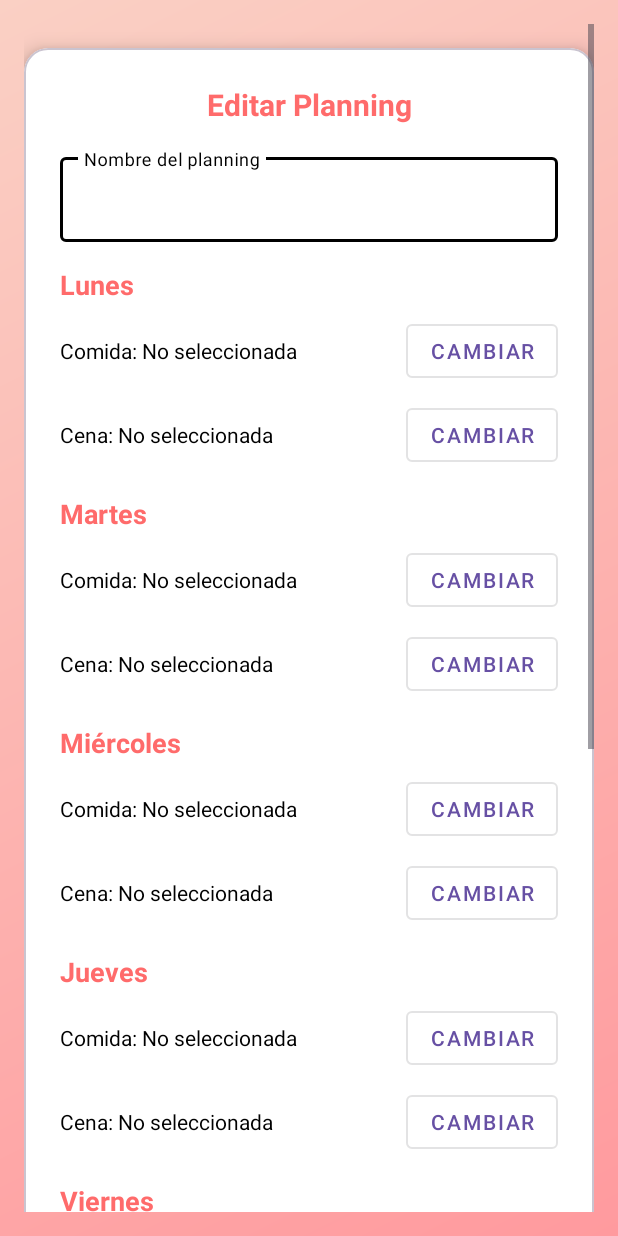
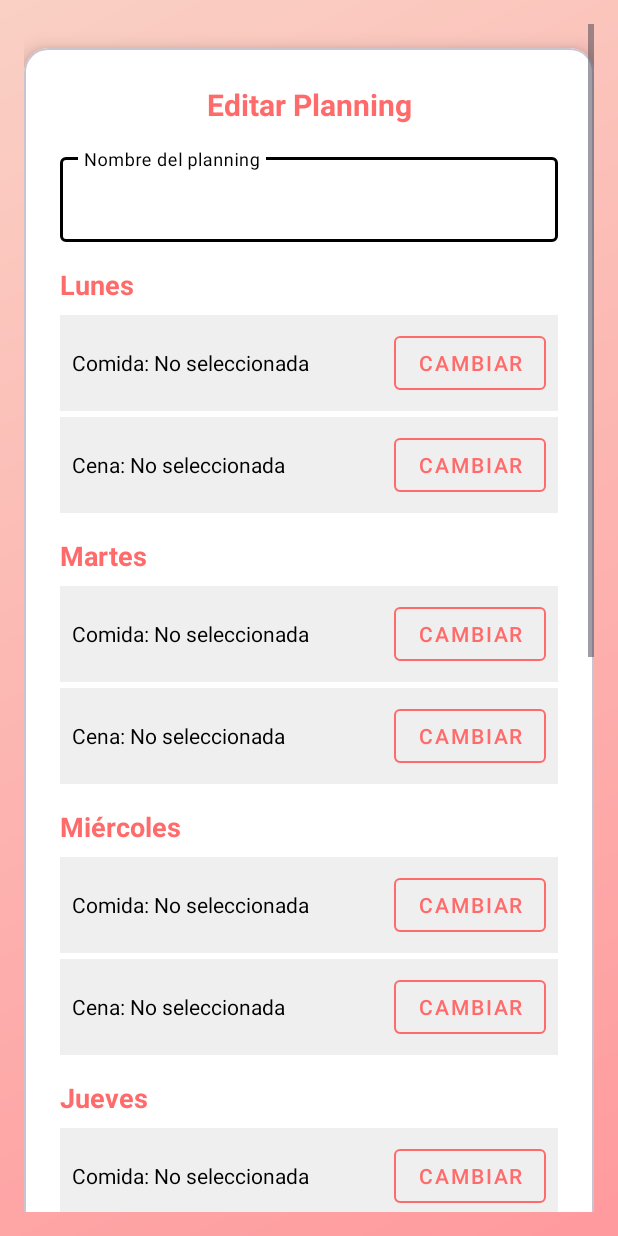
Before and after one commit to Hexodiax/FoodFlowTFG, an Android app: the EditPlanningActivity screen opened directly, with no data from a screen before it, on a phone screen of 412 x 824 dp. Run offline under Robolectric (Android 15) with nearby library versions, the phone set to English and light mode, and no system bars; our stand-ins replace Firebase (no records; nobody signed in at launch, a user with empty details on screens opened directly).

Commit message:
+ Your recipes editado el menú para que se vea con mejor color + el xml de planing arreglado pra tener el mismo estilo y los botones de cambiar funcionando, todo perfect

```diff
--- a/app/src/main/java/com/example/foodflowtfg/YourRecipesFragment.java
+++ b/app/src/main/java/com/example/foodflowtfg/YourRecipesFragment.java
@@ -1,14 +1,18 @@
 package com.example.foodflowtfg;
 
 import android.content.Intent;
+import android.graphics.Typeface;
 import android.os.Bundle;
 import android.util.Log;
 import android.view.LayoutInflater;
 import android.view.View;
 import android.view.ViewGroup;
 import android.widget.GridView;
+import android.widget.TextView;
 import android.widget.Toast;
 
+import androidx.appcompat.app.AlertDialog;
+import androidx.core.content.ContextCompat;
 import androidx.fragment.app.Fragment;
 
 import com.google.android.material.floatingactionbutton.FloatingActionButton;
@@ -94,17 +98,24 @@ public class YourRecipesFragment extends Fragment {
     private void mostrarMenuOpciones(int position) {
         CharSequence[] options = {"Editar Receta", "Eliminar Receta", "Cancelar"};
 
-        new androidx.appcompat.app.AlertDialog.Builder(requireContext())
-                .setTitle("Opciones")
+        TextView customTitle = new TextView(requireContext());
+        customTitle.setText("Opciones");
+        customTitle.setPadding(50, 40, 50, 40);
+        customTitle.setTextSize(22);
+        customTitle.setTypeface(null, Typeface.BOLD);
+        customTitle.setTextColor(ContextCompat.getColor(requireContext(), R.color.primary_color));
+
+        new AlertDialog.Builder(requireContext())
+                .setCustomTitle(customTitle)
                 .setItems(options, (dialog, which) -> {
                     switch (which) {
-                        case 0: // Editar
+                        case 0:
                             editarReceta(position);
                             break;
-                        case 1: // Eliminar
+                        case 1:
                             confirmarEliminacion(position);
                             break;
-                        case 2: // Cancelar
+                        case 2:
                             dialog.dismiss();
                             break;
                     }
--- a/app/src/main/res/layout/activity_edit_planning.xml
+++ b/app/src/main/res/layout/activity_edit_planning.xml
@@ -73,7 +73,9 @@
                         android:layout_width="match_parent"
                         android:layout_height="wrap_content"
                         android:orientation="horizontal"
-                        android:layout_marginTop="8dp">
+                        android:layout_marginTop="8dp"
+                        android:background="#EFEFEF"
+                        android:padding="8dp">
 
                         <TextView
                             android:id="@+id/comida_Lunes"
@@ -88,14 +90,18 @@
                             android:layout_width="wrap_content"
                             android:layout_height="wrap_content"
                             android:text="Cambiar"
-                            style="@style/Widget.MaterialComponents.Button.OutlinedButton"/>
+                            style="@style/Widget.MaterialComponents.Button.OutlinedButton"
+                            app:strokeColor="@color/primary_color"
+                            android:textColor="@color/primary_color"/>
                     </LinearLayout>
 
                     <LinearLayout
                         android:layout_width="match_parent"
                         android:layout_height="wrap_content"
                         android:orientation="horizontal"
-                        android:layout_marginTop="8dp">
+                        android:layout_marginTop="4dp"
+                        android:background="#EFEFEF"
+                        android:padding="8dp">
 
                         <TextView
                             android:id="@+id/cena_Lunes"
@@ -110,7 +116,9 @@
                             android:layout_width="wrap_content"
                             android:layout_height="wrap_content"
                             android:text="Cambiar"
-                            style="@style/Widget.MaterialComponents.Button.OutlinedButton"/>
+                            style="@style/Widget.MaterialComponents.Button.OutlinedButton"
+                            app:strokeColor="@color/primary_color"
+                            android:textColor="@color/primary_color"/>
                     </LinearLayout>
                 </LinearLayout>
 
@@ -133,7 +141,9 @@
                         android:layout_width="match_parent"
                         android:layout_height="wrap_content"
                         android:orientation="horizontal"
-                        android:layout_marginTop="8dp">
+                        android:layout_marginTop="8dp"
+                        android:background="#EFEFEF"
+                        android:padding="8dp">
 
                         <TextView
                             android:id="@+id/comida_Martes"
@@ -148,14 +158,18 @@
                             android:layout_width="wrap_content"
                             android:layout_height="wrap_content"
                             android:text="Cambiar"
-                            style="@style/Widget.MaterialComponents.Button.OutlinedButton"/>
+                            style="@style/Widget.MaterialComponents.Button.OutlinedButton"
+                            app:strokeColor="@color/primary_color"
+                            android:textColor="@color/primary_color"/>
                     </LinearLayout>
 
                     <LinearLayout
                         android:layout_width="match_parent"
                         android:layout_height="wrap_content"
                         android:orientation="horizontal"
-                        android:layout_marginTop="8dp">
+                        android:layout_marginTop="4dp"
+                        android:background="#EFEFEF"
+                        android:padding="8dp">
 
                         <TextView
                             android:id="@+id/cena_Martes"
@@ -170,7 +184,9 @@
                             android:layout_width="wrap_content"
                             android:layout_height="wrap_content"
                             android:text="Cambiar"
-                            style="@style/Widget.MaterialComponents.Button.OutlinedButton"/>
+                            style="@style/Widget.MaterialComponents.Button.OutlinedButton"
+                            app:strokeColor="@color/primary_color"
+                            android:textColor="@color/primary_color"/>
                     </LinearLayout>
                 </LinearLayout>
 
@@ -193,7 +209,9 @@
                         android:layout_width="match_parent"
                         android:layout_height="wrap_content"
                         android:orientation="horizontal"
-                        android:layout_marginTop="8dp">
+                        android:layout_marginTop="8dp"
+                        android:background="#EFEFEF"
+                        android:padding="8dp">
 
                         <TextView
                             android:id="@+id/comida_Miercoles"
@@ -208,14 +226,18 @@
                             android:layout_width="wrap_content"
                             android:layout_height="wrap_content"
                             android:text="Cambiar"
-                            style="@style/Widget.MaterialComponents.Button.OutlinedButton"/>
+                            style="@style/Widget.MaterialComponents.Button.OutlinedButton"
+                            app:strokeColor="@color/primary_color"
+                            android:textColor="@color/primary_color"/>
                     </LinearLayout>
 
                     <LinearLayout
                         android:layout_width="match_parent"
                         android:layout_height="wrap_content"
                         android:orientation="horizontal"
-                        android:layout_marginTop="8dp">
+                        android:layout_marginTop="4dp"
+                        android:background="#EFEFEF"
+                        android:padding="8dp">
 
                         <TextView
                             android:id="@+id/cena_Miercoles"
@@ -230,7 +252,9 @@
                             android:layout_width="wrap_content"
                             android:layout_height="wrap_content"
                             android:text="Cambiar"
-                            style="@style/Widget.MaterialComponents.Button.OutlinedButton"/>
+                            style="@style/Widget.MaterialComponents.Button.OutlinedButton"
+                            app:strokeColor="@color/primary_color"
+                            android:textColor="@color/primary_color"/>
                     </LinearLayout>
                 </LinearLayout>
 
@@ -253,7 +277,9 @@
                         android:layout_width="match_parent"
                         android:layout_height="wrap_content"
                         android:orientation="horizontal"
-                        android:layout_marginTop="8dp">
+                        android:layout_marginTop="8dp"
+                        android:background="#EFEFEF"
+                        android:padding="8dp">
 
                         <TextView
                             android:id="@+id/comida_Jueves"
@@ -268,14 +294,18 @@
                             android:layout_width="wrap_content"
                             android:layout_height="wrap_content"
                             android:text="Cambiar"
-                            style="@style/Widget.MaterialComponents.Button.OutlinedButton"/>
+                            style="@style/Widget.MaterialComponents.Button.OutlinedButton"
+                            app:strokeColor="@color/primary_color"
+                            android:textColor="@color/primary_color"/>
                     </LinearLayout>
 
                     <LinearLayout
                         android:layout_width="match_parent"
                         android:layout_height="wrap_content"
                         android:orientation="horizontal"
-                        android:layout_marginTop="8dp">
+                        android:layout_marginTop="4dp"
+                        android:background="#EFEFEF"
+                        android:padding="8dp">
 
                         <TextView
                             android:id="@+id/cena_Jueves"
@@ -290,7 +320,9 @@
                             android:layout_width="wrap_content"
                             android:layout_height="wrap_content"
                             android:text="Cambiar"
-                            style="@style/Widget.MaterialComponents.Button.OutlinedButton"/>
+                            style="@style/Widget.MaterialComponents.Button.OutlinedButton"
+                            app:strokeColor="@color/primary_color"
+                            android:textColor="@color/primary_color"/>
                     </LinearLayout>
                 </LinearLayout>
 
@@ -313,7 +345,9 @@
                         android:layout_width="match_parent"
                         android:layout_height="wrap_content"
                         android:orientation="horizontal"
-                        android:layout_marginTop="8dp">
+                        android:layout_marginTop="8dp"
+                        android:background="#EFEFEF"
+                        android:padding="8dp">
 
                         <TextView
                             android:id="@+id/comida_Viernes"
@@ -328,14 +362,18 @@
                             android:layout_width="wrap_content"
                             android:layout_height="wrap_content"
                             android:text="Cambiar"
-                            style="@style/Widget.MaterialComponents.Button.OutlinedButton"/>
+                            style="@style/Widget.MaterialComponents.Button.OutlinedButton"
+                            app:strokeColor="@color/primary_color"
+                            android:textColor="@color/primary_color"/>
                     </LinearLayout>
 
                     <LinearLayout
                         android:layout_width="match_parent"
                         android:layout_height="wrap_content"
                         android:orientation="horizontal"
-                        android:layout_marginTop="8dp">
+                        android:layout_marginTop="4dp"
+                        android:background="#EFEFEF"
+                        android:padding="8dp">
 
                         <TextView
                             android:id="@+id/cena_Viernes"
@@ -350,7 +388,9 @@
                             android:layout_width="wrap_content"
                             android:layout_height="wrap_content"
                             android:text="Cambiar"
-                            style="@style/Widget.MaterialComponents.Button.OutlinedButton"/>
+                            style="@style/Widget.MaterialComponents.Button.OutlinedButton"
+                            app:strokeColor="@color/primary_color"
+                            android:textColor="@color/primary_color"/>
                     </LinearLayout>
                 </LinearLayout>
 
@@ -373,7 +413,9 @@
                         android:layout_width="match_parent"
                         android:layout_height="wrap_content"
                         android:orientation="horizontal"
-                        android:layout_marginTop="8dp">
+                        android:layout_marginTop="8dp"
+                        android:background="#EFEFEF"
+                        android:padding="8dp">
 
                         <TextView
                             android:id="@+id/comida_Sabado"
@@ -388,14 +430,18 @@
                             android:layout_width="wrap_content"
                             android:layout_height="wrap_content"
                             android:text="Cambiar"
-                            style="@style/Widget.MaterialComponents.Button.OutlinedButton"/>
+                            style="@style/Widget.MaterialComponents.Button.OutlinedButton"
+                            app:strokeColor="@color/primary_color"
+                            android:textColor="@color/primary_color"/>
                     </LinearLayout>
 
                     <LinearLayout
                         android:layout_width="match_parent"
                         android:layout_height="wrap_content"
                         android:orientation="horizontal"
-                        android:layout_marginTop="8dp">
+                        android:layout_marginTop="4dp"
+                        android:background="#EFEFEF"
+                        android:padding="8dp">
 
                         <TextView
                             android:id="@+id/cena_Sabado"
@@ -410,7 +456,9 @@
                             android:layout_width="wrap_content"
                             android:layout_height="wrap_content"
                             android:text="Cambiar"
-                            style="@style/Widget.MaterialComponents.Button.OutlinedButton"/>
+                            style="@style/Widget.MaterialComponents.Button.OutlinedButton"
+                            app:strokeColor="@color/primary_color"
+                            android:textColor="@color/primary_color"/>
                     </LinearLayout>
                 </LinearLayout>
 
@@ -433,7 +481,9 @@
                         android:layout_width="match_parent"
                         android:layout_height="wrap_content"
                         android:orientation="horizontal"
-                        android:layout_marginTop="8dp">
+                        android:layout_marginTop="8dp"
+                        android:background="#EFEFEF"
+                        android:padding="8dp">
 
                         <TextView
                             android:id="@+id/comida_Domingo"
@@ -448,14 +498,18 @@
                             android:layout_width="wrap_content"
                             android:layout_height="wrap_content"
                             android:text="Cambiar"
-                            style="@style/Widget.MaterialComponents.Button.OutlinedButton"/>
+                            style="@style/Widget.MaterialComponents.Button.OutlinedButton"
+                            app:strokeColor="@color/primary_color"
+                            android:textColor="@color/primary_color"/>
                     </LinearLayout>
 
                     <LinearLayout
                         android:layout_width="match_parent"
                         android:layout_height="wrap_content"
                         android:orientation="horizontal"
-                        android:layout_marginTop="8dp">
+                        android:layout_marginTop="4dp"
+                        android:background="#EFEFEF"
+                        android:padding="8dp">
 
                         <TextView
                             android:id="@+id/cena_Domingo"
@@ -470,7 +524,9 @@
                             android:layout_width="wrap_content"
                             android:layout_height="wrap_content"
                             android:text="Cambiar"
-                            style="@style/Widget.MaterialComponents.Button.OutlinedButton"/>
+                            style="@style/Widget.MaterialComponents.Button.OutlinedButton"
+                            app:strokeColor="@color/primary_color"
+                            android:textColor="@color/primary_color"/>
                     </LinearLayout>
                 </LinearLayout>
 
@@ -481,7 +537,7 @@
                     android:layout_height="wrap_content"
                     android:layout_marginTop="24dp"
                     android:text="Guardar Cambios"
-                    app:backgroundTint="@android:color/holo_green_dark"
+                    app:backgroundTint="@color/green_completed"
                     android:textColor="@android:color/white"
                     app:cornerRadius="12dp" />
             </LinearLayout>
```
